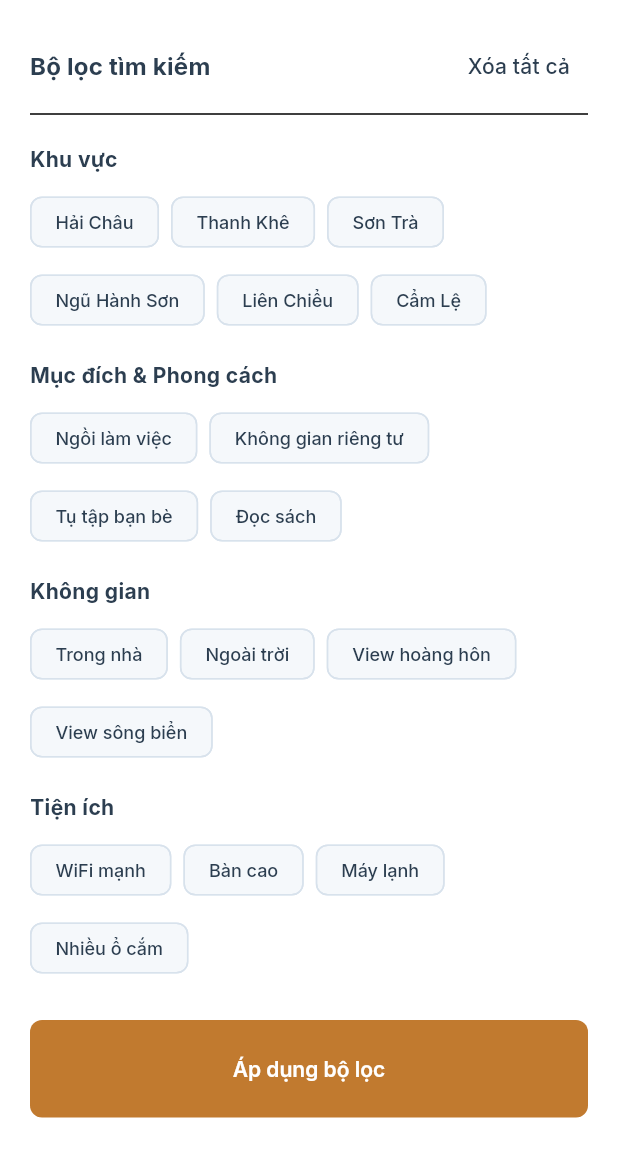
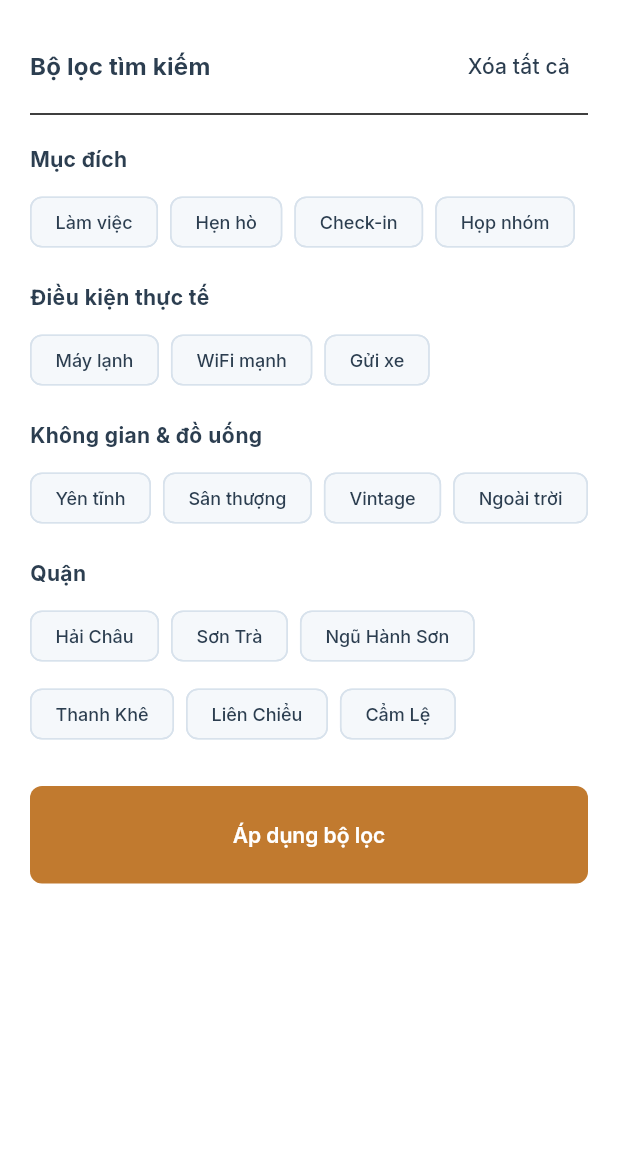
Before and after one commit to thuanvdh/coffee-recommender, a Flutter app: the FilterBottomSheet widget shown alone on an empty page, opened directly, on a phone screen of 412 x 824 dp. Shown: the top 1157 px of the screen. Run offline on Flutter 3.47's test engine with Material 3 defaults, Android fonts, the light colour scheme and no system bars; our stand-ins replace cached_network_image, dio, flutter_lucide, flutter_riverpod, freezed_annotation, geolocator and 4 more; accounts and stored records are empty; network calls fail.

```diff
--- a/lib/features/search/presentation/widgets/filter_bottom_sheet.dart
+++ b/lib/features/search/presentation/widgets/filter_bottom_sheet.dart
@@ -11,10 +11,17 @@ class FilterBottomSheet extends ConsumerWidget {
     final notifier = ref.read(searchNotifierProvider.notifier);
     final theme = Theme.of(context);
 
-    final districts = ['Hải Châu', 'Thanh Khê', 'Sơn Trà', 'Ngũ Hành Sơn', 'Liên Chiểu', 'Cẩm Lệ'];
-    final purposes = ['Ngồi làm việc', 'Không gian riêng tư', 'Tụ tập bạn bè', 'Đọc sách'];
-    final spaces = ['Trong nhà', 'Ngoài trời', 'View hoàng hôn', 'View sông biển'];
-    final amenities = ['WiFi mạnh', 'Bàn cao', 'Máy lạnh', 'Nhiều ổ cắm'];
+    final purposes = ['Làm việc', 'Hẹn hò', 'Check-in', 'Họp nhóm'];
+    final practicalConditions = ['Máy lạnh', 'WiFi mạnh', 'Gửi xe'];
+    final spaces = ['Yên tĩnh', 'Sân thượng', 'Vintage', 'Ngoài trời'];
+    final districts = [
+      'Hải Châu',
+      'Sơn Trà',
+      'Ngũ Hành Sơn',
+      'Thanh Khê',
+      'Liên Chiểu',
+      'Cẩm Lệ',
+    ];
 
     return Container(
       padding: const EdgeInsets.all(20.0),
@@ -51,43 +58,39 @@ class FilterBottomSheet extends ConsumerWidget {
           const Divider(),
           const SizedBox(height: 12.0),
 
-          // District Filters
           _buildFilterSection(
             context,
-            title: 'Khu vực',
-            items: districts,
-            selectedItem: state.selectedDistrict,
-            onSelected: (val) => notifier.updateDistrict(val),
-          ),
-          const SizedBox(height: 16.0),
-
-          // Purpose Filters
-          _buildFilterSection(
-            context,
-            title: 'Mục đích & Phong cách',
+            title: 'Mục đích',
             items: purposes,
             selectedItem: state.selectedPurpose,
             onSelected: (val) => notifier.updatePurpose(val),
           ),
           const SizedBox(height: 16.0),
 
-          // Space Filters
           _buildFilterSection(
             context,
-            title: 'Không gian',
+            title: 'Điều kiện thực tế',
+            items: practicalConditions,
+            selectedItem: state.selectedAmenity,
+            onSelected: (val) => notifier.updateAmenity(val),
+          ),
+          const SizedBox(height: 16.0),
+
+          _buildFilterSection(
+            context,
+            title: 'Không gian & đồ uống',
             items: spaces,
             selectedItem: state.selectedSpace,
             onSelected: (val) => notifier.updateSpace(val),
           ),
           const SizedBox(height: 16.0),
 
-          // Amenity Filters
           _buildFilterSection(
             context,
-            title: 'Tiện ích',
-            items: amenities,
-            selectedItem: state.selectedAmenity,
-            onSelected: (val) => notifier.updateAmenity(val),
+            title: 'Quận',
+            items: districts,
+            selectedItem: state.selectedDistrict,
+            onSelected: (val) => notifier.updateDistrict(val),
           ),
           const SizedBox(height: 24.0),
 
```
Also changed, not shown: lib/features/search/presentation/screens/search_screen.dart (+128 -17 lines), lib/features/search/presentation/widgets/shop_card.dart (+45 -17 lines), 1 other file.
